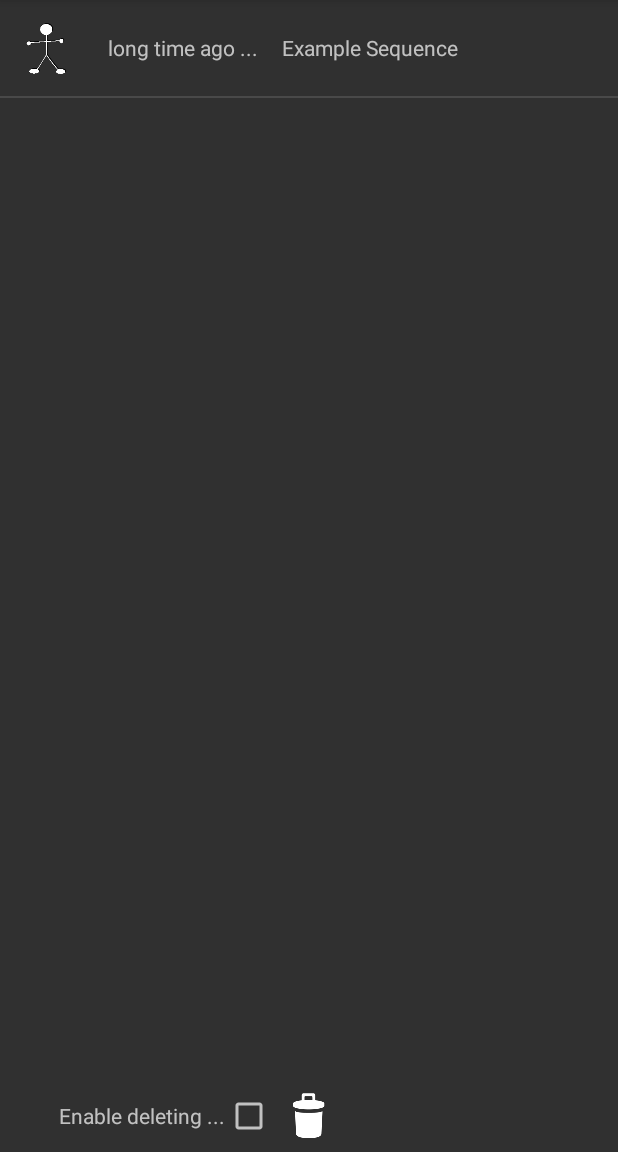
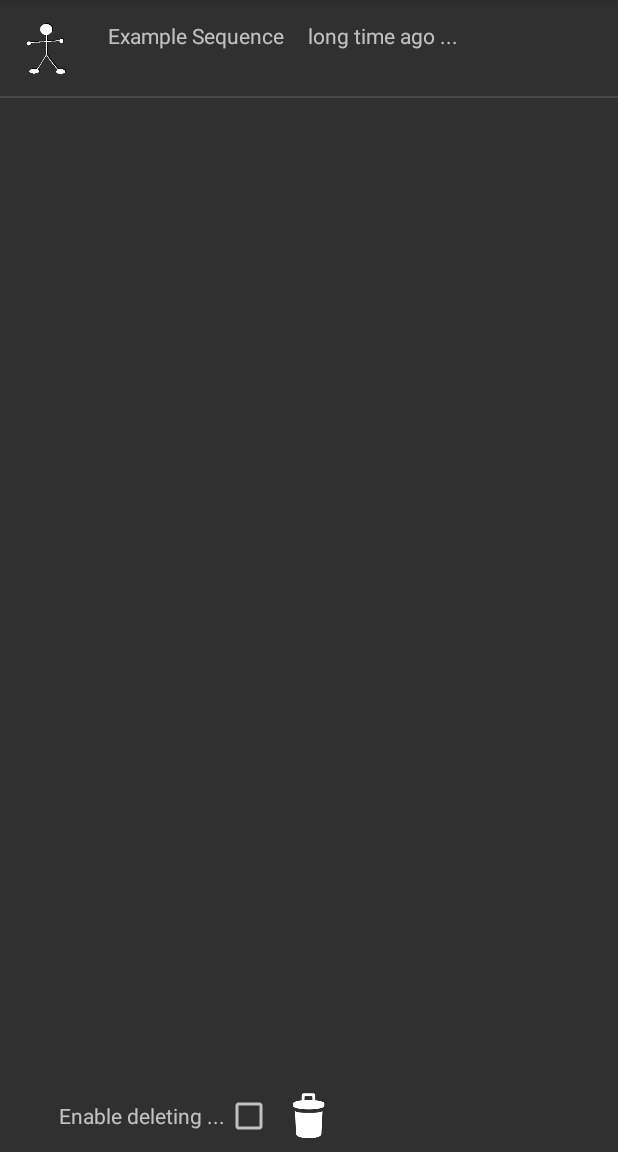
Before and after one commit to mamueinf/Caju, an Android app: the screen it shows after launch (CajuMainActivity), after a tap on "Sequence Library", on a phone screen of 412 x 824 dp, the part 84-1236 px from its top. Run offline under Robolectric (Android 15) with nearby library versions, the phone set to English and light mode, and no system bars; libraries missing offline, so code that uses them is left out: org.simpleframework.xml; 4 statements that could not run were skipped; 1 other tap on this screen came first.

Commit message:
fixed minor problems with load/save

```diff
--- a/app/src/main/java/com/mm/caju/SequenceEditorFragment.java
+++ b/app/src/main/java/com/mm/caju/SequenceEditorFragment.java
@@ -52,8 +52,6 @@ public class SequenceEditorFragment extends Fragment {
 
     private OnFragmentInteractionListener mListener;
 
-    private Sequence currentSequence = null;
-
     /**
      * Use this factory method to create a new instance of
      * this fragment using the provided parameters.
@@ -84,7 +82,7 @@ public class SequenceEditorFragment extends Fragment {
             mParam2 = getArguments().getString(ARG_PARAM2);
         }
 
-        currentSequence = CajuMainActivity.getCurrentSequence();
+//        currentSequence = CajuMainActivity.getCurrentSequence();
     }
 
     @Override
@@ -199,7 +197,7 @@ public class SequenceEditorFragment extends Fragment {
          * */
         LinearLayout seqLayout = (LinearLayout) rootView.findViewById(R.id.layout_seq);
 
-        currentSequence = CajuMainActivity.getCurrentSequence();
+        Sequence currentSequence = CajuMainActivity.getCurrentSequence();
 
         if ( currentSequence != null ) {
             // REUSE iterator
@@ -234,12 +232,14 @@ public class SequenceEditorFragment extends Fragment {
     public void onPause() {
         super.onPause();
 
-        SimpleDateFormat df = new SimpleDateFormat("dd.MMM.yyyy-HH:mm");
+        SimpleDateFormat df = new SimpleDateFormat("HH:mm-dd.MM.");
         String formattedDate = df.format(Calendar.getInstance().getTime());
+
+        Sequence currentSequence = CajuMainActivity.getCurrentSequence();
 
         if ( currentSequence != null) {
             if (!currentSequence.getTimeslots().isEmpty()) {
-                currentSequence.setDate(formattedDate);
+                currentSequence.setDate("last seen\n" + formattedDate);
                 if (!getCajuSequenceLib().getSequenceList().contains(currentSequence))
                     getCajuSequenceLib().addSequenceToSequenceList(currentSequence);
 
@@ -339,8 +339,11 @@ public class SequenceEditorFragment extends Fragment {
     private class AddMovDragListener implements View.OnDragListener {
         @Override
         public boolean onDrag(View v, DragEvent event) {
+
             int action = event.getAction();
             String descr;
+            Sequence currentSequence = CajuMainActivity.getCurrentSequence();
+
             switch (action) {
                 case DragEvent.ACTION_DRAG_STARTED:
                     // do nothing
@@ -451,12 +454,4 @@ public class SequenceEditorFragment extends Fragment {
         }
     }
 
-    /**
-     * Getters and Setters
-     * */
-    public void setCurrentSequence(Sequence currentSequence) {
-        this.currentSequence = currentSequence;
-    }
-
-
 }
--- a/app/src/main/res/layout/seqlib_list_item.xml
+++ b/app/src/main/res/layout/seqlib_list_item.xml
@@ -13,16 +13,19 @@
     <TextView
         android:layout_width="wrap_content"
         android:layout_height="wrap_content"
-        android:textAppearance="?android:attr/textAppearanceSmall"
-        android:id="@+id/textView_seqDate"
+        android:id="@+id/textView_seqTitle"
         android:layout_gravity="center_vertical"
-        android:padding="@dimen/abc_action_bar_default_padding_material" />
+        android:padding="@dimen/abc_action_bar_default_padding_material"
+        android:lines="2" />
 
     <TextView
         android:layout_width="wrap_content"
         android:layout_height="wrap_content"
-        android:id="@+id/textView_seqTitle"
-        android:layout_gravity="center_vertical"
-        android:padding="@dimen/abc_action_bar_default_padding_material" />
+        android:textAppearance="?android:attr/textAppearanceSmall"
+        android:id="@+id/textView_seqDate"
+        android:layout_gravity="center_vertical|right"
+        android:padding="@dimen/abc_action_bar_default_padding_material"
+        android:lines="2"
+        android:gravity="right" />
 
 </LinearLayout>
```
Also changed, not shown: app/src/main/java/com/mm/caju/CajuMainActivity.java (+15 -9 lines), app/src/main/java/com/mm/caju/SequenceLibraryFragment.java (+9 -3 lines).
